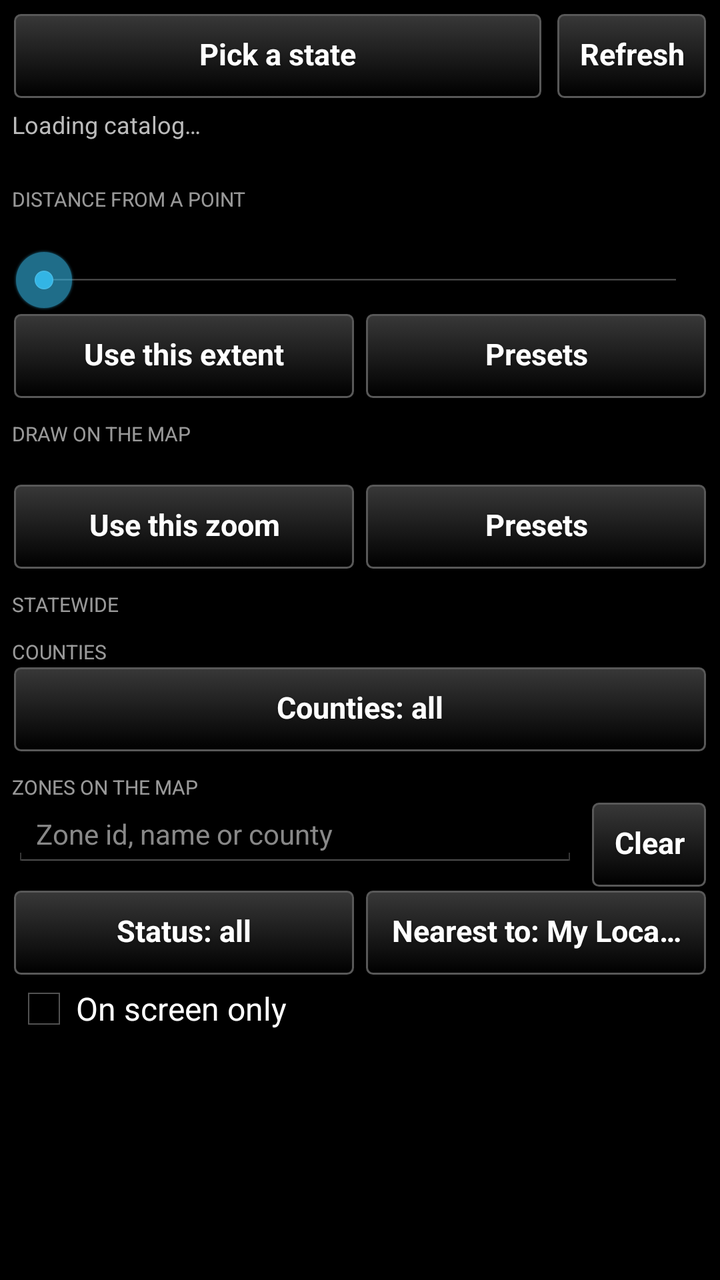
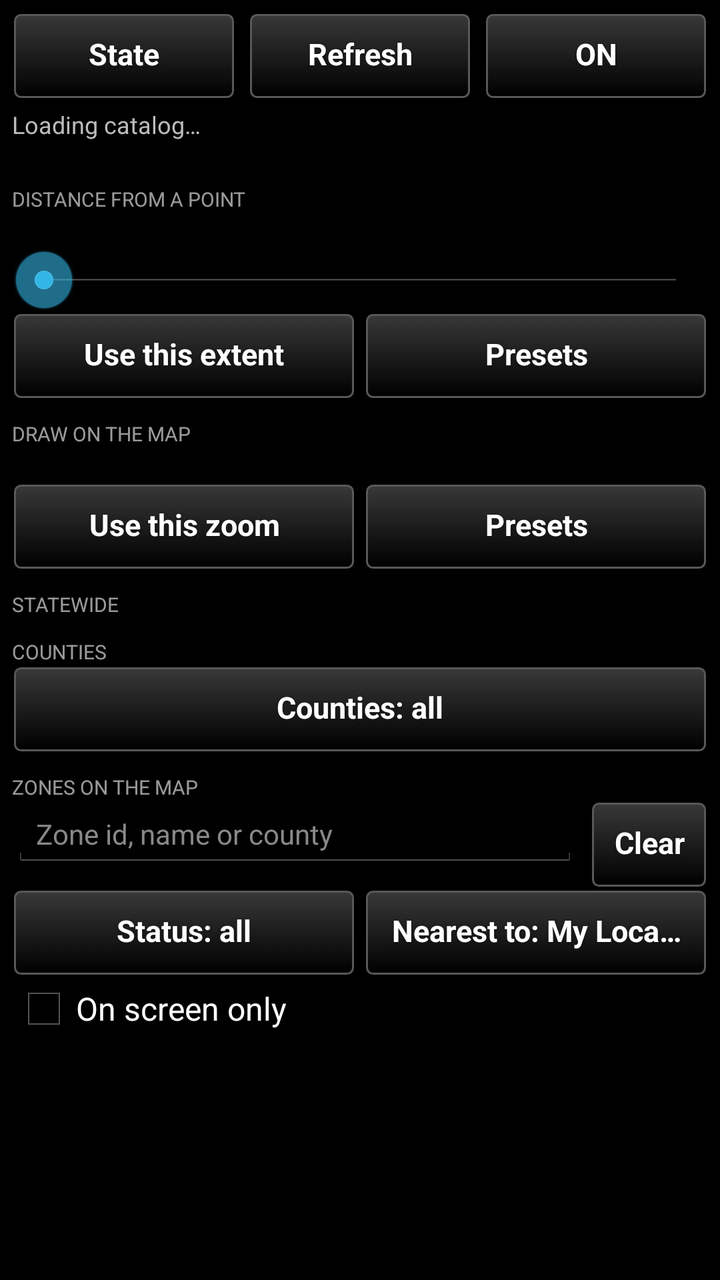

Before-and-after screenshots of an Android layout around one commit, followed by the original layout XML and the change that was made.
<!-- AndroidManifest.xml: application theme AppTheme -->
<!-- res/layout/main_layout.xml -->
<?xml version="1.0" encoding="utf-8"?>
<LinearLayout xmlns:android="http://schemas.android.com/apk/res/android"
    android:layout_width="match_parent"
    android:layout_height="match_parent"
    android:orientation="vertical"
    android:padding="6dp">

    
    <LinearLayout
        android:layout_width="match_parent"
        android:layout_height="wrap_content"
        android:orientation="horizontal"
        android:baselineAligned="false">
        <Button
            android:id="@+id/btn_state"
            style="@style/TakwerxButton"
            android:layout_width="0dp"
            android:layout_weight="1"
            android:layout_height="wrap_content"
            android:text="@string/pick_state" />
        <Button
            android:id="@+id/btn_refresh_all"
            style="@style/TakwerxButton"
            android:layout_width="wrap_content"
            android:layout_height="wrap_content"
            android:layout_marginLeft="6dp"
            android:text="@string/refresh_all" />
    </LinearLayout>

    <TextView
        android:id="@+id/status"
        android:layout_width="match_parent"
        android:layout_height="wrap_content"
        android:paddingTop="4dp"
        android:textSize="12sp"
        android:textColor="#BBBBBB"
        android:text="@string/loading_catalog" />

    <TextView
        android:id="@+id/legend"
        android:layout_width="match_parent"
        android:layout_height="wrap_content"
        android:textSize="12sp"
        android:textStyle="bold"
        android:paddingBottom="2dp" />

    <ScrollView
        android:layout_width="match_parent"
        android:layout_height="0dp"
        android:layout_weight="1">
        <LinearLayout
            android:layout_width="match_parent"
            android:layout_height="wrap_content"
            android:orientation="vertical">

            
            <TextView
                android:layout_width="match_parent"
                android:layout_height="wrap_content"
                android:text="@string/section_radius"
                android:textSize="10sp"
                android:textAllCaps="true"
                android:alpha="0.6"
                android:textColor="#FFFFFF"
                android:paddingTop="4dp" />
            <TextView
                android:id="@+id/radius_label"
                android:layout_width="match_parent"
                android:layout_height="wrap_content"
                android:textSize="13sp"
                android:textColor="#FFFFFF" />
            
            <SeekBar
                android:id="@+id/radius"
                android:layout_width="match_parent"
                android:layout_height="wrap_content"
                android:max="50" />
            <LinearLayout
                android:layout_width="match_parent"
                android:layout_height="wrap_content"
                android:orientation="horizontal"
                android:baselineAligned="false">
                <Button
                    android:id="@+id/radius_extent"
                    style="@style/TakwerxButton"
                    android:layout_width="0dp"
                    android:layout_weight="1"
                    android:layout_height="wrap_content"
                    android:text="@string/use_this_extent" />
                <Button
                    android:id="@+id/radius_preset"
                    style="@style/TakwerxButton"
                    android:layout_width="0dp"
                    android:layout_weight="1"
                    android:layout_height="wrap_content"
                    android:layout_marginLeft="4dp"
                    android:text="@string/presets" />
            </LinearLayout>

            <TextView
                android:layout_width="match_parent"
                android:layout_height="wrap_content"
                android:text="@string/section_zoom"
                android:textSize="10sp"
                android:textAllCaps="true"
                android:alpha="0.6"
                android:textColor="#FFFFFF"
                android:paddingTop="10dp" />
            <TextView
                android:id="@+id/zoom_label"
                android:layout_width="match_parent"
                android:layout_height="wrap_content"
                android:textSize="13sp"
                android:textColor="#FFFFFF" />
            <LinearLayout
                android:layout_width="match_parent"
                android:layout_height="wrap_content"
                android:orientation="horizontal"
                android:baselineAligned="false">
                <Button
                    android:id="@+id/zoom_set"
                    style="@style/TakwerxButton"
                    android:layout_width="0dp"
                    android:layout_weight="1"
                    android:layout_height="wrap_content"
                    android:text="@string/use_this_zoom" />
                <Button
                    android:id="@+id/zoom_preset"
                    style="@style/TakwerxButton"
                    android:layout_width="0dp"
                    android:layout_weight="1"
                    android:layout_height="wrap_content"
                    android:layout_marginLeft="4dp"
                    android:text="@string/presets" />
            </LinearLayout>

            
            <TextView
                android:layout_width="wrap_content"
                android:layout_height="wrap_content"
                android:text="@string/section_statewide"
                android:textSize="10sp"
                android:textAllCaps="true"
                android:alpha="0.6"
                android:textColor="#FFFFFF"
                android:paddingTop="10dp" />
            <LinearLayout
                android:id="@+id/statewide_container"
                android:layout_width="match_parent"
                android:layout_height="wrap_content"
                android:orientation="vertical" />
            <TextView
                android:id="@+id/statewide_empty"
                android:layout_width="match_parent"
                android:layout_height="wrap_content"
                android:textSize="13sp"
                android:textColor="#BBBBBB"
                android:paddingTop="4dp"
                android:paddingBottom="4dp"
                android:visibility="gone" />

            
            <TextView
                android:layout_width="wrap_content"
                android:layout_height="wrap_content"
                android:text="@string/section_counties"
                android:textSize="10sp"
                android:textAllCaps="true"
                android:alpha="0.6"
                android:textColor="#FFFFFF"
                android:paddingTop="10dp" />
            <Button
                android:id="@+id/btn_counties"
                style="@style/TakwerxButton"
                android:layout_width="match_parent"
                android:layout_height="wrap_content"
                android:text="@string/pick_counties" />
            <TextView
                android:id="@+id/county_hint"
                android:layout_width="match_parent"
                android:layout_height="wrap_content"
                android:textSize="13sp"
                android:textColor="#BBBBBB"
                android:paddingTop="4dp"
                android:text="@string/county_hint"
                android:visibility="gone" />
            <LinearLayout
                android:id="@+id/county_container"
                android:layout_width="match_parent"
                android:layout_height="wrap_content"
                android:orientation="vertical" />

            
            <TextView
                android:layout_width="match_parent"
                android:layout_height="wrap_content"
                android:text="@string/section_zones"
                android:textSize="10sp"
                android:textAllCaps="true"
                android:alpha="0.6"
                android:textColor="#FFFFFF"
                android:paddingTop="10dp" />
            <LinearLayout
                android:layout_width="match_parent"
                android:layout_height="wrap_content"
                android:orientation="horizontal"
                android:baselineAligned="false">
                <EditText
                    android:id="@+id/search"
                    android:layout_width="0dp"
                    android:layout_weight="1"
                    android:layout_height="wrap_content"
                    android:hint="@string/search_hint"
                    android:inputType="text"
                    android:imeOptions="actionSearch|flagNoExtractUi|flagNoFullscreen"
                    android:maxLines="1"
                    android:textSize="14sp"
                    android:textColor="#FFFFFF"
                    android:textColorHint="#888888" />
                <Button
                    android:id="@+id/search_clear"
                    style="@style/TakwerxButton"
                    android:layout_width="wrap_content"
                    android:layout_height="wrap_content"
                    android:layout_marginLeft="6dp"
                    android:text="@string/clear" />
            </LinearLayout>
            <LinearLayout
                android:layout_width="match_parent"
                android:layout_height="wrap_content"
                android:orientation="horizontal"
                android:baselineAligned="false">
                <Button
                    android:id="@+id/status_filter"
                    style="@style/TakwerxButton"
                    android:layout_width="0dp"
                    android:layout_weight="1"
                    android:layout_height="wrap_content"
                    android:text="@string/status_all" />
                <Button
                    android:id="@+id/nearest_to"
                    style="@style/TakwerxButton"
                    android:layout_width="0dp"
                    android:layout_weight="1"
                    android:layout_height="wrap_content"
                    android:layout_marginLeft="4dp"
                    android:text="@string/nearest_to" />
            </LinearLayout>
            
            <CheckBox
                android:id="@+id/in_view"
                android:layout_width="match_parent"
                android:layout_height="wrap_content"
                android:text="@string/in_view" />
            <TextView
                android:id="@+id/zones_summary"
                android:layout_width="match_parent"
                android:layout_height="wrap_content"
                android:textSize="12sp"
                android:textColor="#BBBBBB"
                android:paddingTop="4dp" />
            <LinearLayout
                android:id="@+id/zones_container"
                android:layout_width="match_parent"
                android:layout_height="wrap_content"
                android:orientation="vertical" />
        </LinearLayout>
    </ScrollView>
</LinearLayout>
<!-- resources referenced by this layout -->
<resources>
  <string name="clear">Clear</string>
  <string name="county_hint">County feeds appear here as agencies publish them.</string>
  <string name="in_view">On screen only</string>
  <string name="loading_catalog">Loading catalog…</string>
  <string name="nearest_to">Nearest to: My Location</string>
  <string name="pick_counties">Counties: all</string>
  <string name="pick_state">Pick a state</string>
  <string name="presets">Presets</string>
  <string name="refresh_all">Refresh</string>
  <string name="search_hint">Zone id, name or county</string>
  <string name="section_counties">Counties</string>
  <string name="section_radius">Distance from a point</string>
  <string name="section_statewide">Statewide</string>
  <string name="section_zones">Zones on the map</string>
  <string name="section_zoom">Draw on the map</string>
  <string name="status_all">Status: all</string>
  <string name="use_this_extent">Use this extent</string>
  <string name="use_this_zoom">Use this zoom</string>
  <style name="TakwerxButton" parent="@style/darkButton">
          <item name="android:paddingLeft">12dp</item>
          <item name="android:paddingRight">12dp</item>
          <item name="android:paddingTop">6dp</item>
          <item name="android:paddingBottom">8dp</item>
          <item name="android:minHeight">44dp</item>
          <item name="android:minWidth">0dp</item>
          <item name="android:textSize">15sp</item>
          <item name="android:singleLine">true</item>
          <item name="android:ellipsize">end</item>
      </style>
  <style name="AppTheme" parent="@android:style/Theme.Holo">
          <item name="android:buttonStyle">@android:style/Widget.Button</item>
          <item name="android:imageButtonStyle">@android:style/Widget.Button</item>
          <item name="android:buttonStyleToggle">@android:style/Widget.Button</item>
          <item name="android:spinnerStyle">@style/ATAKSpinner</item>
          <item name="android:spinnerItemStyle">@style/ATAKSpinnerItem</item>
          <item name="android:editTextStyle">@style/ATAKEditText</item>
      </style>
  <style name="ATAKSpinner" parent="@android:style/Widget.Spinner">
          <item name="android:spinnerMode">dialog</item>
      </style>
  <style name="ATAKSpinnerItem">
          <item name="android:textColor">@android:color/white</item>
          <item name="android:dropDownVerticalOffset">0dip</item>
          <item name="android:dropDownHorizontalOffset">0dip</item>
          <item name="android:dropDownWidth">wrap_content</item>
          <item name="android:gravity">left|center_vertical</item>
      </style>
  <style name="ATAKEditText" parent="@android:style/Widget.EditText">
          
          
  
          
          <item name="android:imeOptions">flagNoFullscreen</item>
      </style>
  <color name="darker_gray">#121212</color>
  <color name="white">#ffffff</color>
  <dimen name="fontSize">14sp</dimen>
  <!-- drawable new_dark_button_disabled (drawable) -->
  <?xml version="1.0" encoding="utf-8"?>
  <layer-list xmlns:android="http://schemas.android.com/apk/res/android">
      <item android:bottom="1dp" android:right="1dp" android:left="1dp" android:top="1dp">
          <shape android:shape="rectangle">
              <corners android:radius="3dp" />
              <stroke
                  android:width="1dp"
                  android:color="#484848" />
              <solid android:color="#484848" />
          </shape>
      </item>
  </layer-list>
  <!-- unchanged entries left out for length: 4 -->
</resources>

<!-- the commit's change to res/layout/main_layout.xml (unified diff, before → after) -->
@@ -21,10 +21,20 @@
         <Button
             android:id="@+id/btn_refresh_all"
             style="@style/TakwerxButton"
-            android:layout_width="wrap_content"
+            android:layout_width="0dp"
+            android:layout_weight="1"
             android:layout_height="wrap_content"
             android:layout_marginLeft="6dp"
             android:text="@string/refresh_all" />
+        
+        <Button
+            android:id="@+id/btn_all"
+            style="@style/TakwerxButton"
+            android:layout_width="0dp"
+            android:layout_weight="1"
+            android:layout_height="wrap_content"
+            android:layout_marginLeft="6dp"
+            android:text="@string/toggle_on" />
     </LinearLayout>
 
     <TextView
<!-- resource entries referenced after the edit -->
@@ -6,7 +6,7 @@
   <string name="loading_catalog">Loading catalog…</string>
   <string name="nearest_to">Nearest to: My Location</string>
   <string name="pick_counties">Counties: all</string>
-  <string name="pick_state">Pick a state</string>
+  <string name="pick_state">State</string>
   <string name="presets">Presets</string>
   <string name="refresh_all">Refresh</string>
   <string name="search_hint">Zone id, name or county</string>
@@ -16,6 +16,7 @@
   <string name="section_zones">Zones on the map</string>
   <string name="section_zoom">Draw on the map</string>
   <string name="status_all">Status: all</string>
+  <string name="toggle_on">ON</string>
   <string name="use_this_extent">Use this extent</string>
   <string name="use_this_zoom">Use this zoom</string>
   <style name="TakwerxButton" parent="@style/darkButton">
